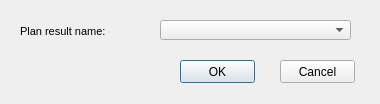
Before: the Qt Designer form ui/plan_estimate_result_selector.ui in Giswater/giswater_qgis_plugin, drawn with Qt 5.
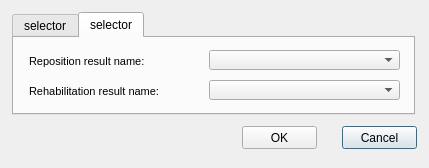
After: the same form once the commit is applied. The open tabs and pages were chosen to show the change.

The edit to the form file:
```diff
--- a/ui/plan_estimate_result_selector.ui
+++ b/ui/plan_estimate_result_selector.ui
@@ -6,31 +6,161 @@
    <rect>
     <x>0</x>
     <y>0</y>
-    <width>380</width>
-    <height>104</height>
+    <width>429</width>
+    <height>168</height>
    </rect>
   </property>
   <property name="windowTitle">
    <string>Plan - estimated result selector</string>
   </property>
-  <widget class="QPushButton" name="btn_accept">
+  <widget class="QTabWidget" name="tabWidget">
    <property name="geometry">
     <rect>
-     <x>180</x>
-     <y>60</y>
-     <width>75</width>
-     <height>23</height>
+     <x>12</x>
+     <y>12</y>
+     <width>403</width>
+     <height>103</height>
     </rect>
    </property>
-   <property name="text">
-    <string>OK</string>
+   <property name="currentIndex">
+    <number>0</number>
    </property>
+   <widget class="QWidget" name="tab">
+    <attribute name="title">
+     <string>selector</string>
+    </attribute>
+    <widget class="QLabel" name="label_result_name">
+     <property name="geometry">
+      <rect>
+       <x>10</x>
+       <y>24</y>
+       <width>151</width>
+       <height>22</height>
+      </rect>
+     </property>
+     <property name="font">
+      <font>
+       <pointsize>8</pointsize>
+      </font>
+     </property>
+     <property name="frameShape">
+      <enum>QFrame::NoFrame</enum>
+     </property>
+     <property name="frameShadow">
+      <enum>QFrame::Raised</enum>
+     </property>
+     <property name="text">
+      <string>Plan result name:</string>
+     </property>
+     <property name="margin">
+      <number>3</number>
+     </property>
+    </widget>
+    <widget class="QComboBox" name="rpt_selector_result_id">
+     <property name="geometry">
+      <rect>
+       <x>184</x>
+       <y>24</y>
+       <width>205</width>
+       <height>20</height>
+      </rect>
+     </property>
+     <property name="frame">
+      <bool>true</bool>
+     </property>
+    </widget>
+   </widget>
+   <widget class="QWidget" name="tab_2">
+    <attribute name="title">
+     <string>selector</string>
+    </attribute>
+    <widget class="QLabel" name="label_result_rep_name">
+     <property name="geometry">
+      <rect>
+       <x>15</x>
+       <y>12</y>
+       <width>166</width>
+       <height>22</height>
+      </rect>
+     </property>
+     <property name="font">
+      <font>
+       <pointsize>8</pointsize>
+      </font>
+     </property>
+     <property name="frameShape">
+      <enum>QFrame::NoFrame</enum>
+     </property>
+     <property name="frameShadow">
+      <enum>QFrame::Raised</enum>
+     </property>
+     <property name="text">
+      <string>Reposition result name:</string>
+     </property>
+     <property name="margin">
+      <number>3</number>
+     </property>
+    </widget>
+    <widget class="QComboBox" name="rpt_selector_rep_result_id">
+     <property name="geometry">
+      <rect>
+       <x>195</x>
+       <y>12</y>
+       <width>191</width>
+       <height>20</height>
+      </rect>
+     </property>
+     <property name="frame">
+      <bool>true</bool>
+     </property>
+    </widget>
+    <widget class="QLabel" name="label_result_reh_name">
+     <property name="geometry">
+      <rect>
+       <x>15</x>
+       <y>42</y>
+       <width>169</width>
+       <height>22</height>
+      </rect>
+     </property>
+     <property name="font">
+      <font>
+       <pointsize>8</pointsize>
+      </font>
+     </property>
+     <property name="frameShape">
+      <enum>QFrame::NoFrame</enum>
+     </property>
+     <property name="frameShadow">
+      <enum>QFrame::Raised</enum>
+     </property>
+     <property name="text">
+      <string>Rehabilitation result name:</string>
+     </property>
+     <property name="margin">
+      <number>3</number>
+     </property>
+    </widget>
+    <widget class="QComboBox" name="rpt_selector_result_reh_id">
+     <property name="geometry">
+      <rect>
+       <x>195</x>
+       <y>42</y>
+       <width>191</width>
+       <height>20</height>
+      </rect>
+     </property>
+     <property name="frame">
+      <bool>true</bool>
+     </property>
+    </widget>
+   </widget>
   </widget>
   <widget class="QPushButton" name="btn_cancel">
    <property name="geometry">
     <rect>
-     <x>280</x>
-     <y>60</y>
+     <x>342</x>
+     <y>126</y>
      <width>75</width>
      <height>23</height>
     </rect>
@@ -39,44 +169,17 @@
     <string>Cancel</string>
    </property>
   </widget>
-  <widget class="QComboBox" name="rpt_selector_result_id">
+  <widget class="QPushButton" name="btn_accept">
    <property name="geometry">
     <rect>
-     <x>160</x>
-     <y>20</y>
-     <width>191</width>
-     <height>20</height>
+     <x>242</x>
+     <y>126</y>
+     <width>75</width>
+     <height>23</height>
     </rect>
-   </property>
-   <property name="frame">
-    <bool>true</bool>
-   </property>
-  </widget>
-  <widget class="QLabel" name="label_result_name">
-   <property name="geometry">
-    <rect>
-     <x>20</x>
-     <y>20</y>
-     <width>141</width>
-     <height>22</height>
-    </rect>
-   </property>
-   <property name="font">
-    <font>
-     <pointsize>8</pointsize>
-    </font>
-   </property>
-   <property name="frameShape">
-    <enum>QFrame::NoFrame</enum>
-   </property>
-   <property name="frameShadow">
-    <enum>QFrame::Raised</enum>
    </property>
    <property name="text">
-    <string>Plan result name:</string>
-   </property>
-   <property name="margin">
-    <number>3</number>
+    <string>OK</string>
    </property>
   </widget>
  </widget>
```
